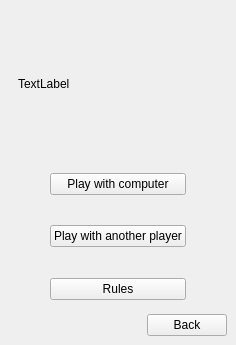
First picture: the form in pregamechoiseandrules.ui, repository ololo534/Rock_Paper_Scissor, before the edit.
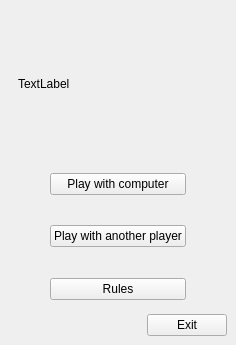
Second picture: the form after the edit.

Commit message: Exit and Back

```diff
--- a/pregamechoiseandrules.ui
+++ b/pregamechoiseandrules.ui
@@ -210,7 +210,7 @@
         <item>
          <widget class="QPushButton" name="pushButton_4">
           <property name="text">
-           <string>Back</string>
+           <string>Exit</string>
           </property>
          </widget>
         </item>
```
The commit also changes 4 other files.
